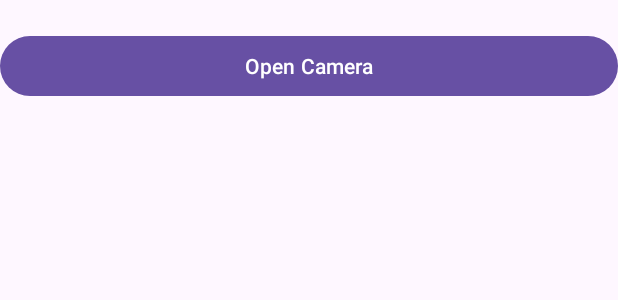
After one commit to TechAle/notInsta, an Android app: the layout activity_test.xml on its own in the app's theme, with its tools: preview values and no code run, on a phone screen of 412 x 824 dp. The commit adds this screen. Shown: the top 300 px of the screen. Run offline under Robolectric (Android 15) with nearby library versions, the phone set to English and light mode, and no system bars.

Commit message:
Open camera app to take photo

```diff
--- a/TestJava/app/src/main/java/com/example/testjava/UI/post_creation/CameraPreviewActivity.java
+++ b/TestJava/app/src/main/java/com/example/testjava/UI/post_creation/CameraPreview.java
@@ -10,12 +10,12 @@ import java.io.IOException;
 
 
 /** A basic Camera preview class */
-public class CameraPreviewActivity extends SurfaceView implements SurfaceHolder.Callback {
+public class CameraPreview extends SurfaceView implements SurfaceHolder.Callback {
     private static final String TAG = "camera_preview";
     private SurfaceHolder mHolder;
     private Camera mCamera;
 
-    public CameraPreviewActivity(Context context, Camera camera) {
+    public CameraPreview(Context context, Camera camera) {
         super(context);
         mCamera = camera;
 
--- a/TestJava/app/src/main/res/layout/activity_camera_preview.xml
+++ b/TestJava/app/src/main/res/layout/activity_camera_preview.xml
@@ -1,6 +1,6 @@
 <?xml version="1.0" encoding="utf-8"?>
 <LinearLayout xmlns:android="http://schemas.android.com/apk/res/android"
-              android:orientation="horizontal"
+              android:orientation="vertical"
               android:layout_width="fill_parent"
               android:layout_height="fill_parent">
     <FrameLayout
--- /dev/null
+++ b/TestJava/app/src/main/res/layout/activity_test.xml
@@ -0,0 +1,32 @@
+<?xml version="1.0" encoding="utf-8"?>
+<RelativeLayout
+        xmlns:android="http://schemas.android.com/apk/res/android"
+        xmlns:tools="http://schemas.android.com/tools"
+        xmlns:app="http://schemas.android.com/apk/res-auto"
+        android:layout_width="match_parent"
+        android:layout_height="match_parent"
+        tools:context=".UI.post_creation.TestActivity">
+
+    <LinearLayout
+            android:layout_width="match_parent"
+            android:layout_height="match_parent"
+            android:orientation="vertical">
+
+        <Button
+                android:id="@+id/open_camera"
+                android:layout_marginTop="20dp"
+                android:layout_width="match_parent"
+                android:layout_height="wrap_content"
+                android:text="Open Camera">
+        </Button>
+
+        <ImageView
+                android:id="@+id/captured_image"
+                android:layout_marginTop="20dp"
+                android:layout_width="250dp"
+                android:layout_height="320dp"
+                android:layout_gravity="center">
+        </ImageView>
+    </LinearLayout>
+
+</RelativeLayout>
```
Also changed, not shown: TestJava/app/src/main/AndroidManifest.xml (+12 -6 lines), TestJava/app/src/main/java/com/example/testjava/UI/post_creation/ImageAcquirerActivity.java (renamed from TestJava/app/src/main/java/com/example/testjava/UI/post_creation/ImageAcquirer.java, +11 -7 lines), TestJava/app/src/main/java/com/example/testjava/UI/post_creation/TestActivity.java (added, +44 -0 lines).
